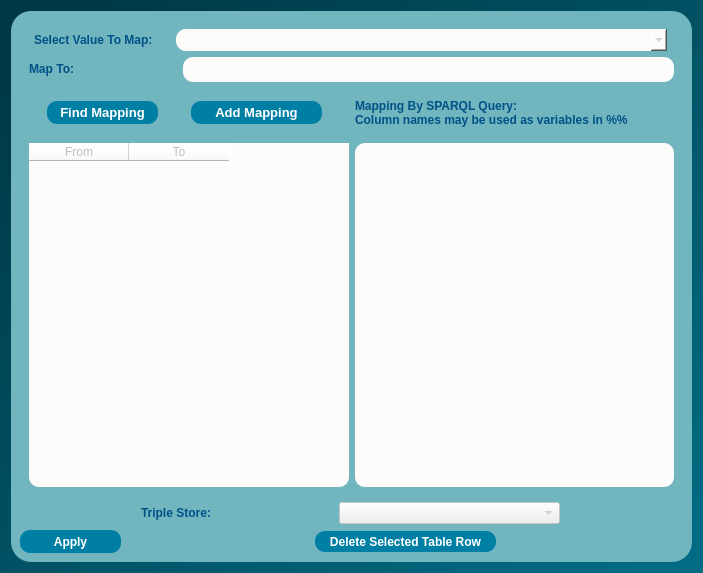
Before: the Qt Designer form dialogs/ui/valuemappingdialog.ui in sparqlunicorn/sparqlunicornGoesGIS, drawn with Qt 5.
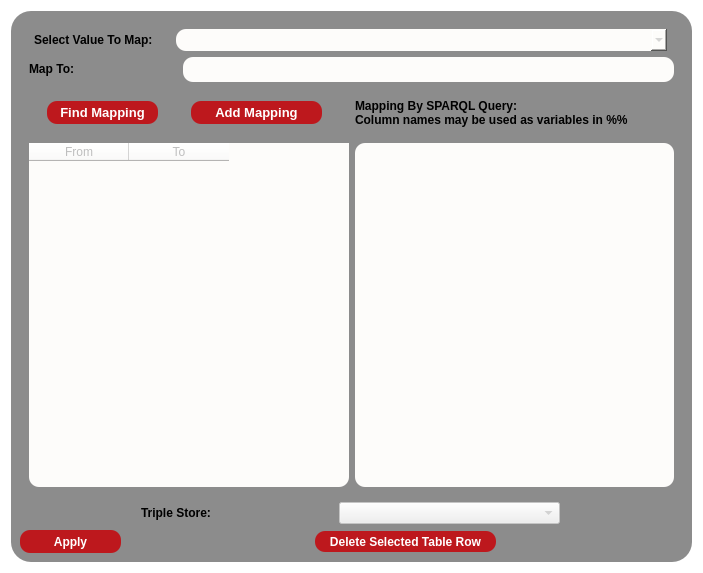
After: the same form once the commit is applied.

Diff of the .ui file:
```diff
--- a/dialogs/ui/valuemappingdialog.ui
+++ b/dialogs/ui/valuemappingdialog.ui
@@ -15,8 +15,8 @@
   </property>
   <property name="styleSheet">
    <string notr="true">QObject#ValueMappingDialog{
-background-color:qlineargradient(spread:pad, x1:0, y1:0, x2:1, y2:1, stop:0.0795455 rgba(0, 57, 70, 255), stop:0.5625 rgba(0, 85, 104, 255), stop:0.954545 rgba(0, 107, 131, 255));}
-</string>
+background-color:rgb(255,255,255);
+}</string>
   </property>
   <layout class="QGridLayout" name="gridLayout_3">
    <item row="0" column="0">
@@ -29,9 +29,10 @@
      </property>
      <property name="styleSheet">
       <string notr="true">QObject#frame{
-	background-color:qlineargradient(spread:pad, x1:0, y1:0, x2:1, y2:1, stop:0.0113636 rgba(113, 181, 190, 255));
+	background-color: rgb(140, 140, 140);
 	
-border-radius:20px;}
+Border-radius:20px;}
+
 </string>
      </property>
      <property name="frameShape">
@@ -68,7 +69,7 @@
               </font>
              </property>
              <property name="styleSheet">
-              <string notr="true">color:rgb(0, 81, 135);</string>
+              <string notr="true">color:rgb(0, 0, 0);</string>
              </property>
              <property name="text">
               <string>Select Value To Map:</string>
@@ -133,7 +134,7 @@
               </font>
              </property>
              <property name="styleSheet">
-              <string notr="true">color:rgb(0, 81, 135);</string>
+              <string notr="true">color:rgb(0, 0, 0);</string>
              </property>
              <property name="text">
               <string>Map To:</string>
@@ -211,9 +212,10 @@
            </font>
           </property>
           <property name="styleSheet">
-           <string notr="true">background-color:rgb(0, 127, 165);
+           <string notr="true">background-color:rgb(189, 24, 29);
 border-radius:10px;
-color: rgb(255, 255, 255);</string>
+color: rgb(255, 255, 255);
+</string>
           </property>
           <property name="text">
            <string>Find Mapping</string>
@@ -245,9 +247,10 @@
            </font>
           </property>
           <property name="styleSheet">
-           <string notr="true">background-color:rgb(0, 127, 165);
+           <string notr="true">background-color:rgb(189, 24, 29);
 border-radius:10px;
-color: rgb(255, 255, 255);</string>
+color: rgb(255, 255, 255);
+</string>
           </property>
           <property name="text">
            <string>Add Mapping</string>
@@ -276,7 +279,7 @@
            </font>
           </property>
           <property name="styleSheet">
-           <string notr="true">color:rgb(0, 81, 135);</string>
+           <string notr="true">color:rgb(0, 0, 0);</string>
           </property>
           <property name="text">
            <string>Mapping By SPARQL Query:
@@ -359,7 +362,7 @@
            </font>
           </property>
           <property name="styleSheet">
-           <string notr="true">color:rgb(0, 81, 135);</string>
+           <string notr="true">color:rgb(0, 0, 0);</string>
           </property>
           <property name="text">
            <string>Triple Store:</string>
@@ -414,9 +417,10 @@
            <cursorShape>PointingHandCursor</cursorShape>
           </property>
           <property name="styleSheet">
-           <string notr="true">background-color:rgb(0, 127, 165);
+           <string notr="true">background-color:rgb(189, 24, 29);
 border-radius:10px;
-color: rgb(255, 255, 255);</string>
+color: rgb(255, 255, 255);
+</string>
           </property>
           <property name="text">
            <string>Apply</string>
@@ -461,9 +465,10 @@
            <cursorShape>PointingHandCursor</cursorShape>
           </property>
           <property name="styleSheet">
-           <string notr="true">background-color:rgb(0, 127, 165);
+           <string notr="true">background-color:rgb(189, 24, 29);
 border-radius:10px;
-color: rgb(255, 255, 255);</string>
+color: rgb(255, 255, 255);
+</string>
           </property>
           <property name="text">
            <string>Delete Selected Table Row</string>
```
Left out of the diff: 3 changed lines with no effect on the pictures.
